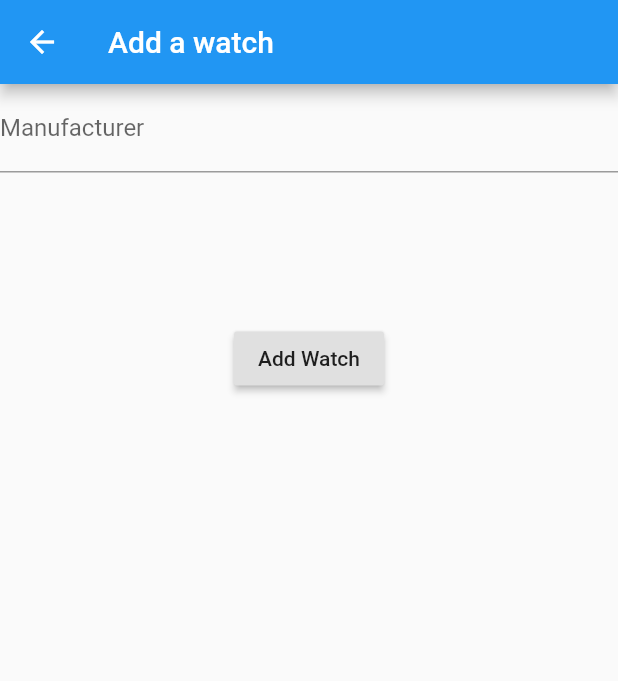
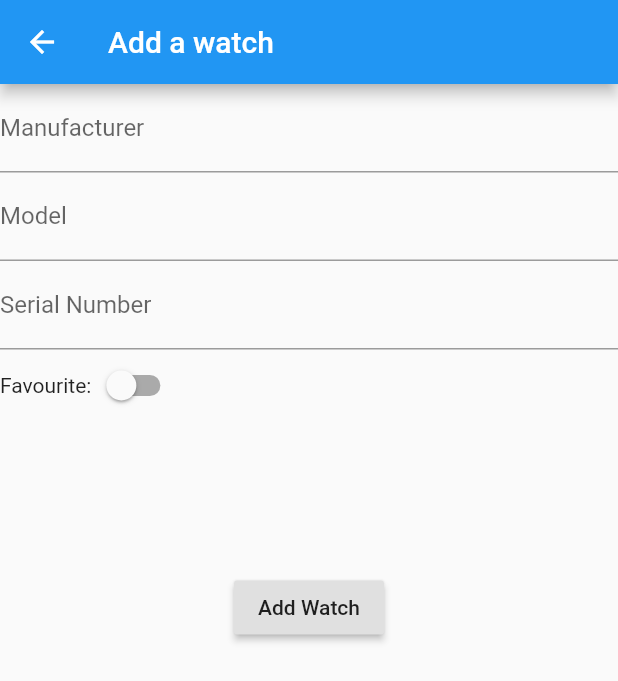
Before and after one commit to Stif-UK/WristCheck, a Flutter app: the AddWatch screen opened directly, on a phone screen of 412 x 824 dp. Shown: the top 681 px of the screen. Run offline on Flutter 3.47's test engine with Material 2 defaults, Android fonts, the phone set to English and light mode, and no system bars; our stand-ins replace get, hive, hive_flutter; accounts and stored records are empty.

Commit message:
basic input form created

```diff
--- a/lib/ui/addWatch.dart
+++ b/lib/ui/addWatch.dart
@@ -10,9 +10,9 @@ class AddWatch extends StatefulWidget {
 class _AddWatchState extends State<AddWatch> {
 
   //setup input parameters and create form key
-  String _manufacturer = "";
-  String _model = "";
-  String _serialNumber ="";
+  String? _manufacturer;
+  String? _model;
+  String? _serialNumber;
   bool favourite = false;
 
   final GlobalKey<FormState> _formKey = GlobalKey<FormState>();
@@ -22,25 +22,41 @@ class _AddWatchState extends State<AddWatch> {
   Widget _buildManufacturerField(){
     return TextFormField(
       decoration: InputDecoration(labelText: "Manufacturer"),
-    //   validator: (String value){
-    //     if(value.isEmpty){
-    //       return "Manufacturer is required";
-    //     }
-    // },
-    // onSaved: (String value){
-    //     _manufacturer = value;
-    // },
+      validator: (value){
+        if(value == null || value.isEmpty){
+          return "Manufacturer is required";
+        }
+    },
+    onSaved: (value){
+        _manufacturer = value;
+    },
     );
   }
 
-  // Widget _buildModelField(){
-  //   return null;
-  // };
-  //
-  // Widget _buildSerialNumberField(){
-  //   return null;
-  // };
-  //
+  Widget _buildModelField(){
+    return TextFormField(
+      decoration: InputDecoration(labelText: "Model"),
+      validator: (value){
+        if(value == null || value.isEmpty){
+          return "Model is required";
+        }
+      },
+      onSaved: (value){
+        _model = value;
+      },
+    );
+  }
+
+  Widget _buildSerialNumberField(){
+    return TextFormField(
+      decoration: InputDecoration(labelText: "Serial Number"),
+      // No validation as null is acceptable
+      onSaved: (value){
+        _serialNumber = value;
+      },
+    );
+  }
+
   // //ToDo:This is a bool field? I think I can remove and replace with a toggle?
   // Widget _buildFavouriteField(){
   //   return null;
@@ -50,6 +66,7 @@ class _AddWatchState extends State<AddWatch> {
   @override
   Widget build(BuildContext context) {
     return Scaffold(
+
       appBar: AppBar(
         title: Text("Add a watch")
       ),
@@ -61,9 +78,30 @@ class _AddWatchState extends State<AddWatch> {
             child: Column(
             children: [
               _buildManufacturerField(),
-              // _buildModelField(),
-              // _buildSerialNumberField(),
+              _buildModelField(),
+              _buildSerialNumberField(),
               // _buildFavouriteField(),
+              // Switch(value: _favourite, onChanged: (value){
+              //   _favourite = true;
+              // }),
+              Row(
+                mainAxisAlignment: MainAxisAlignment.start,
+                children: [
+                  Text("Favourite:"),
+
+                  Switch(
+                      value: favourite,
+                      onChanged: (value){
+                        setState(
+                                (){
+                              favourite = value;
+                            }
+                        );
+                      }),
+                ]
+
+              ),
+
               SizedBox(height: 100,),
               RaisedButton(
                   child: Text("Add Watch"),
```
